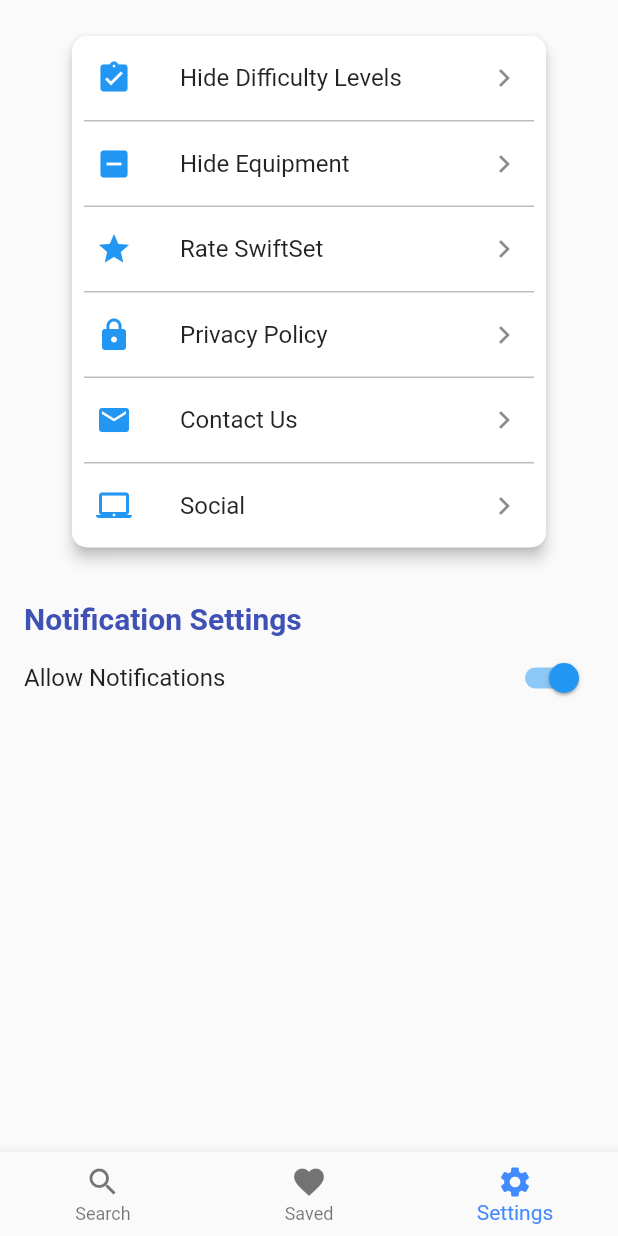
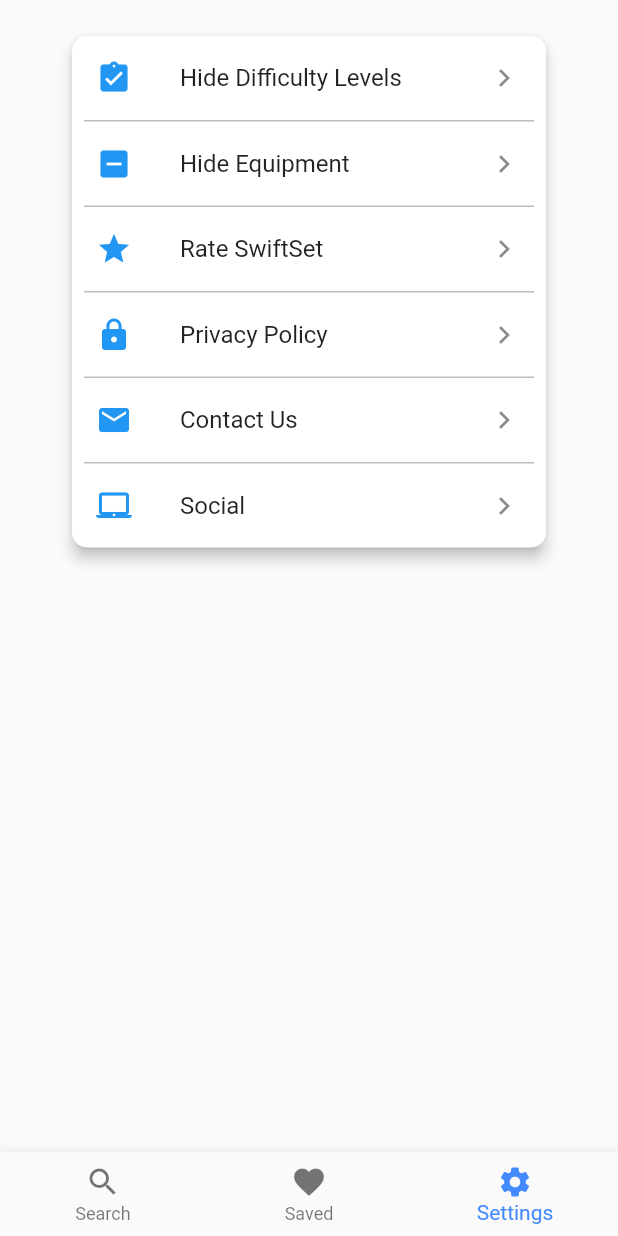
Before and after one commit to mikeoles/SwiftSetFlutter, a Flutter app: the screen it shows after launch, item 3 of the bottom bar chosen, on a phone screen of 412 x 824 dp. Run offline on Flutter 3.47's test engine with Material 2 defaults, Android fonts, the phone set to English and light mode, and no system bars; our stand-ins replace share, shared_preferences, sqflite, youtube_player_flutter; missing offline and left inert: launch_review; accounts and stored records are empty.

Commit message:
remove notifcation box

```diff
--- a/lib/screens/exercise_search.dart
+++ b/lib/screens/exercise_search.dart
@@ -315,8 +315,8 @@ class ExerciseFinderState extends State<ExerciseFinder> {
 
   void _filterHidden() {
     String filterString = '';
-    if(prefs.containsKey("12")) { // 4 is id of difficulty group
-      filterString += prefs.getString("12");
+    if(prefs.containsKey("4")) { // 4 is id of difficulty group
+      filterString += prefs.getString("4");
     }
     if(prefs.containsKey("5")) { // 5 is id of exercise group
       if(filterString.isNotEmpty) filterString += ",";
--- a/lib/screens/settings.dart
+++ b/lib/screens/settings.dart
@@ -113,21 +113,6 @@ class Settings extends StatelessWidget {
                     ),
                   ),
                   const SizedBox(height: 20.0),
-                  Text(
-                    "Notification Settings",
-                    style: TextStyle(
-                      fontSize: 20.0,
-                      fontWeight: FontWeight.bold,
-                      color: Colors.indigo,
-                    ),
-                  ),
-                  SwitchListTile(
-                    activeColor: Colors.blue,
-                    contentPadding: const EdgeInsets.all(0),
-                    value: true,
-                    title: Text("Allow Notifications"),
-                    onChanged: (val) {},
-                  ),
                 ],
               ),
             ),
--- a/pubspec.yaml
+++ b/pubspec.yaml
@@ -15,7 +15,7 @@ publish_to: 'none' # Remove this line if you wish to publish to pub.dev
 # In iOS, build-name is used as CFBundleShortVersionString while build-number used as CFBundleVersion.
 # Read more about iOS versioning at
 # https://developer.apple.com/library/archive/documentation/General/Reference/InfoPlistKeyReference/Articles/CoreFoundationKeys.html
-version: 2.3.1+26
+version: 2.3.2+27
 #  flutter build appbundle
 environment:
   sdk: ">=2.7.0 <3.0.0"
@@ -30,7 +30,6 @@ dependencies:
   launch_review: ^1.0.1
   url_launcher: ^5.4.2
   share:
-  showcaseview: 0.1.6
 
   # The following adds the Cupertino Icons font to your application.
   # Use with the CupertinoIcons class for iOS style icons.
```
Also changed, not shown: pubspec.lock, 5 other files.
